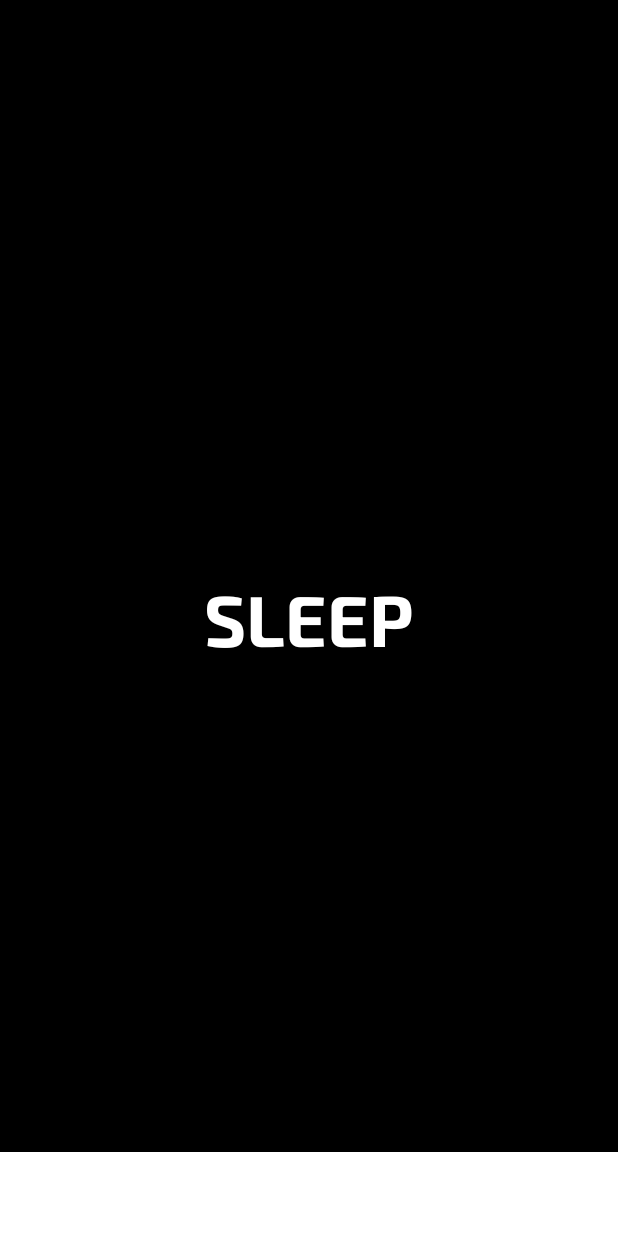
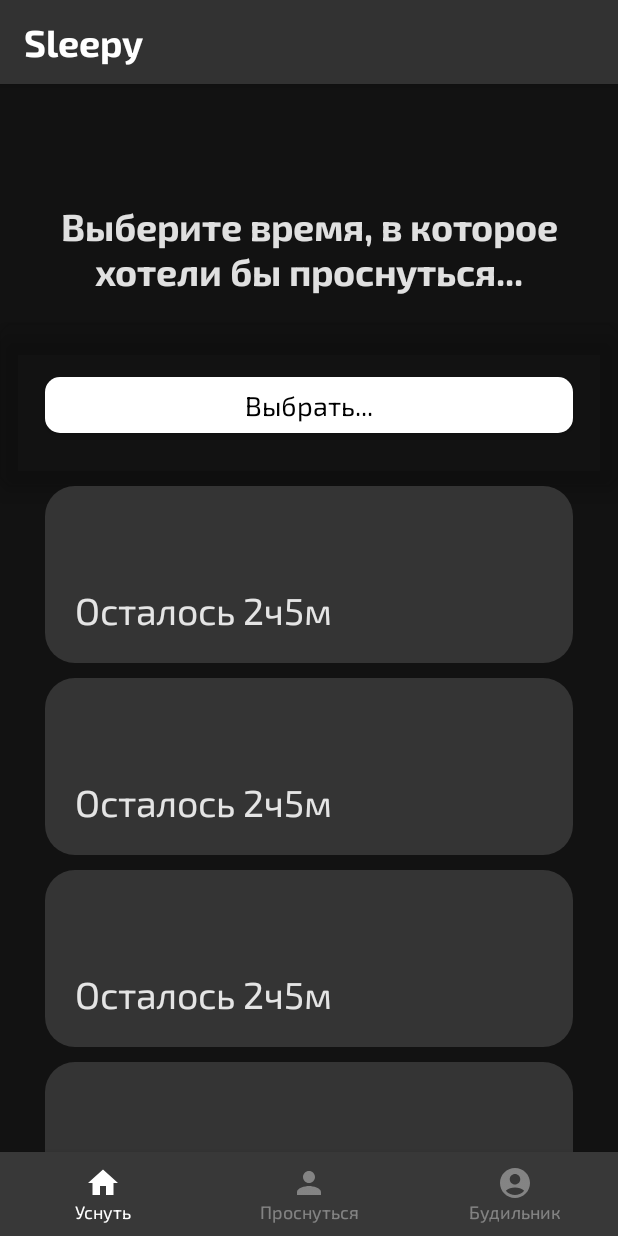
Before and after one commit to Konstkonst55/Sleepy_JC, an Android app built with Jetpack Compose: the screen it shows after launch (MainActivity), on a phone screen of 412 x 824 dp. Run offline under Robolectric (Android 15) with nearby library versions, the phone set to English and light mode, and no system bars; our stand-ins replace accompanist.

Commit message:
Написана верстка для модуля расчета времени засыпания

```diff
--- a/app/build.gradle
+++ b/app/build.gradle
@@ -4,7 +4,7 @@ plugins {
 }
 
 android {
-    compileSdk 32
+    compileSdk = 32
 
     defaultConfig {
         applicationId "com.example.sleepy_jc"
@@ -64,4 +64,5 @@ dependencies {
     debugImplementation "androidx.compose.ui:ui-tooling:$compose_version"
 
     implementation "androidx.navigation:navigation-compose:2.4.2"
+    implementation "com.google.accompanist:accompanist-systemuicontroller:0.24.6-alpha"
 }
--- a/app/src/main/java/com/example/sleepy_jc/MainActivity.kt
+++ b/app/src/main/java/com/example/sleepy_jc/MainActivity.kt
@@ -3,35 +3,42 @@ package com.example.sleepy_jc
 import android.os.Bundle
 import androidx.activity.ComponentActivity
 import androidx.activity.compose.setContent
-import androidx.compose.material.MaterialTheme
-import androidx.compose.material.Surface
-import androidx.compose.material.Text
+import androidx.compose.material.*
 import androidx.compose.runtime.Composable
+import androidx.compose.runtime.SideEffect
+import androidx.compose.ui.graphics.Color
 import androidx.compose.ui.tooling.preview.Preview
+import androidx.core.content.res.ResourcesCompat
+import com.example.sleepy_jc.modules.module_navigation.MainScreen
+import com.example.sleepy_jc.ui.theme.Bar
+import com.example.sleepy_jc.ui.theme.Black
 import com.example.sleepy_jc.ui.theme.Sleepy_JCTheme
+import com.google.accompanist.systemuicontroller.rememberSystemUiController
 
 class MainActivity : ComponentActivity() {
     override fun onCreate(savedInstanceState: Bundle?) {
         super.onCreate(savedInstanceState)
         setContent {
             Sleepy_JCTheme {
-                Surface(color = MaterialTheme.colors.background) {
-                    MainScreen()
-                }
+                MainContent()
             }
         }
     }
-}
 
-@Composable
-fun Greeting(name: String) {
-    Text(text = "Hello $name!")
-}
-
-@Preview(showBackground = true)
-@Composable
-fun DefaultPreview() {
-    Sleepy_JCTheme {
-        Greeting("Android")
+    @Composable
+    fun MainContent() {
+        Scaffold(
+            topBar = {
+                TopAppBar(
+                    title = { Text(
+                        "Sleepy",
+                        color = Color.White,
+                        style = MaterialTheme.typography.subtitle1
+                    )},
+                    backgroundColor = Bar
+                )
+            },
+            content = { MainScreen() }
+        )
     }
 }
--- a/app/src/main/java/com/example/sleepy_jc/SleepScreen.kt
+++ /dev/null
@@ -1,36 +0,0 @@
-package com.example.sleepy_jc.modules.module_wake_up_time
-
-import androidx.compose.foundation.background
-import androidx.compose.foundation.layout.Box
-import androidx.compose.foundation.layout.fillMaxSize
-import androidx.compose.material.MaterialTheme
-import androidx.compose.material.Text
-import androidx.compose.runtime.Composable
-import androidx.compose.ui.Alignment
-import androidx.compose.ui.Modifier
-import androidx.compose.ui.graphics.Color
-import androidx.compose.ui.text.font.FontWeight
-import androidx.compose.ui.tooling.preview.Preview
-
-@Composable
-fun SleepScreen() {
-    Box(
-        modifier = Modifier
-            .fillMaxSize()
-            .background(Color.Black),
-        contentAlignment = Alignment.Center
-    ) {
-        Text(
-            text = "SLEEP",
-            fontSize = MaterialTheme.typography.h3.fontSize,
-            fontWeight = FontWeight.Bold,
-            color = Color.White
-        )
-    }
-}
-
-@Composable
-@Preview
-fun SleepScreenPreview() {
-    SleepScreen()
-}
--- a/app/src/main/java/com/example/sleepy_jc/AlarmScreen.kt
+++ b/app/src/main/java/com/example/sleepy_jc/modules/module_alarm/presentation/AlarmScreen.kt
@@ -1,4 +1,4 @@
-package com.example.sleepy_jc
+package com.example.sleepy_jc.modules.module_alarm.presentation
 
 import androidx.compose.foundation.background
 import androidx.compose.foundation.layout.Box
--- a/app/src/main/java/com/example/sleepy_jc/BottomBarScreen.kt
+++ b/app/src/main/java/com/example/sleepy_jc/modules/module_navigation/BottomBarScreen.kt
@@ -1,11 +1,13 @@
-package com.example.sleepy_jc
+package com.example.sleepy_jc.modules.module_navigation
 
 import androidx.compose.material.icons.Icons
 import androidx.compose.material.icons.filled.AccountCircle
 import androidx.compose.material.icons.filled.Home
 import androidx.compose.material.icons.filled.Person
+import androidx.compose.runtime.Composable
 import androidx.compose.ui.graphics.vector.ImageVector
-
+import androidx.compose.ui.res.vectorResource
+import com.example.sleepy_jc.R
 
 sealed class BottomBarScreen (
     val route: String,
@@ -15,7 +17,7 @@ sealed class BottomBarScreen (
     object Sleep : BottomBarScreen(
         route = "sleep",
         title = "Уснуть",
-        icon = Icons.Default.Home
+        icon = Icons.Filled.Home
     )
     object Wake : BottomBarScreen(
         route = "wake",
@@ -27,5 +29,4 @@ sealed class BottomBarScreen (
         title = "Будильник",
         icon = Icons.Default.AccountCircle
     )
-
 }
--- a/app/src/main/java/com/example/sleepy_jc/BottomNavGraph.kt
+++ b/app/src/main/java/com/example/sleepy_jc/modules/module_navigation/BottomNavGraph.kt
@@ -1,10 +1,12 @@
-package com.example.sleepy_jc
+package com.example.sleepy_jc.modules.module_navigation
 
 import androidx.compose.runtime.Composable
 import androidx.navigation.NavHostController
 import androidx.navigation.compose.NavHost
 import androidx.navigation.compose.composable
-import com.example.sleepy_jc.modules.module_wake_up_time.SleepScreen
+import com.example.sleepy_jc.modules.module_alarm.presentation.AlarmScreen
+import com.example.sleepy_jc.WakeScreen
+import com.example.sleepy_jc.modules.module_sleep_time.presentation.SleepScreen
 
 @Composable
 fun BottomNavGraph(NavController: NavHostController){
--- a/app/src/main/java/com/example/sleepy_jc/MainScreen.kt
+++ b/app/src/main/java/com/example/sleepy_jc/modules/module_navigation/MainScreen.kt
@@ -1,16 +1,18 @@
-package com.example.sleepy_jc
+package com.example.sleepy_jc.modules.module_navigation
 
-import androidx.compose.animation.slideIn
 import androidx.compose.foundation.layout.RowScope
 import androidx.compose.material.*
 import androidx.compose.runtime.Composable
 import androidx.compose.runtime.getValue
+import androidx.compose.ui.graphics.Color
+import androidx.compose.ui.text.font.FontWeight
 import androidx.navigation.NavDestination
 import androidx.navigation.NavDestination.Companion.hierarchy
 import androidx.navigation.NavGraph.Companion.findStartDestination
 import androidx.navigation.NavHostController
 import androidx.navigation.compose.currentBackStackEntryAsState
 import androidx.navigation.compose.rememberNavController
+import com.example.sleepy_jc.ui.theme.White
 
 @Composable
 fun MainScreen() {
@@ -51,7 +53,10 @@ fun RowScope.AddItem(
 ) {
     BottomNavigationItem(
         label = {
-            Text(text = screen.title)
+            Text(
+                text = screen.title,
+                style = MaterialTheme.typography.body2
+            )
         },
         icon = {
             Icon(
@@ -65,8 +70,11 @@ fun RowScope.AddItem(
         unselectedContentColor = LocalContentColor.current.copy(alpha = ContentAlpha.disabled),
         onClick = {
             navController.navigate(screen.route) {
-                popUpTo(navController.graph.findStartDestination().id)
+                popUpTo(navController.graph.findStartDestination().id){
+                    this.inclusive = true
+                }
                 launchSingleTop = true
+                navController.backQueue.clear()
             }
         }
     )
--- /dev/null
+++ b/app/src/main/java/com/example/sleepy_jc/modules/module_sleep_time/presentation/CardList.kt
@@ -0,0 +1,33 @@
+package com.example.sleepy_jc.modules.module_sleep_time.presentation
+
+import androidx.compose.foundation.layout.*
+import androidx.compose.foundation.lazy.LazyColumn
+import androidx.compose.runtime.Composable
+import androidx.compose.runtime.mutableStateOf
+import androidx.compose.runtime.remember
+import androidx.compose.ui.Modifier
+import androidx.compose.ui.unit.dp
+import java.util.*
+
+@Composable
+fun LazyCardList() {
+    val mCalendar = Calendar.getInstance()
+    val mHour = mCalendar[Calendar.HOUR_OF_DAY]
+    val mMinute = mCalendar[Calendar.MINUTE]
+    val mTime = remember { mutableStateOf("") }
+
+    LazyColumn(
+        Modifier
+            .fillMaxSize()
+    ){
+        item{
+            SleepContent(mTime, mHour, mMinute)
+        }
+        items(20) {
+            Box(Modifier.padding(horizontal = 30.dp, vertical = 0.dp)) {
+                SleepCardItem(title = mTime.value, remaining ="Осталось 2ч5м")
+            }
+            Spacer(modifier = Modifier.height(10.dp))
+        }
+    }
+}
--- /dev/null
+++ b/app/src/main/java/com/example/sleepy_jc/modules/module_sleep_time/presentation/SleepCardItem.kt
@@ -0,0 +1,42 @@
+package com.example.sleepy_jc.modules.module_sleep_time.presentation
+
+import androidx.compose.foundation.layout.*
+import androidx.compose.foundation.shape.RoundedCornerShape
+import androidx.compose.material.Card
+import androidx.compose.material.MaterialTheme
+import androidx.compose.material.Text
+import androidx.compose.runtime.Composable
+import androidx.compose.ui.Modifier
+import androidx.compose.ui.draw.clip
+import androidx.compose.ui.text.font.FontWeight
+import androidx.compose.ui.unit.dp
+import com.example.sleepy_jc.ui.theme.Bar
+import com.example.sleepy_jc.ui.theme.White
+
+@Composable
+fun SleepCardItem(title: String, remaining: String) {
+    Card(
+        modifier = Modifier
+            .fillMaxWidth()
+            .clip(RoundedCornerShape(20.dp)),
+        backgroundColor = Bar,
+        contentColor = White,
+        elevation = 5.dp
+    ) {
+        Column(
+            modifier = Modifier
+                .fillMaxWidth()
+                .padding(20.dp)
+        ) {
+            Text(
+                text = title,
+                style = MaterialTheme.typography.h1
+            )
+            Text(
+                text = remaining,
+                style = MaterialTheme.typography.subtitle1,
+                fontWeight = FontWeight.Normal
+            )
+        }
+    }
+}
--- /dev/null
+++ b/app/src/main/java/com/example/sleepy_jc/modules/module_sleep_time/presentation/SleepContent.kt
@@ -0,0 +1,67 @@
+package com.example.sleepy_jc.modules.module_sleep_time.presentation
+
+import android.app.TimePickerDialog
+import androidx.compose.foundation.layout.*
+import androidx.compose.foundation.shape.RoundedCornerShape
+import androidx.compose.material.Button
+import androidx.compose.material.MaterialTheme
+import androidx.compose.material.Text
+import androidx.compose.runtime.Composable
+import androidx.compose.runtime.MutableState
+import androidx.compose.ui.Alignment
+import androidx.compose.ui.Modifier
+import androidx.compose.ui.draw.shadow
+import androidx.compose.ui.platform.LocalContext
+import androidx.compose.ui.text.style.TextAlign
+import androidx.compose.ui.unit.dp
+
+@Composable
+fun SleepContent(time: MutableState<String>, hour: Int, minute: Int) {
+    val context = LocalContext.current
+    val tp = TimePickerDialog(context,
+        {_, h : Int, m: Int ->
+            time.value = "$h:$m"
+        }, hour, minute, true)
+
+    Box(
+        modifier = Modifier
+            .fillMaxSize(),
+        contentAlignment = Alignment.TopCenter
+    ) {
+        Column(Modifier.fillMaxSize(), horizontalAlignment = Alignment.CenterHorizontally) {
+            Spacer(modifier = Modifier
+                .height(height = 80.dp)
+                .fillMaxWidth()
+            )
+
+            Text(
+                text = "Выберите время, в которое хотели бы проснуться...",
+                style = MaterialTheme.typography.subtitle1,
+                textAlign = TextAlign.Center,
+                modifier = Modifier.padding(horizontal = 20.dp, vertical = 0.dp)
+            )
+
+            Spacer(modifier = Modifier
+                .height(height = 20.dp)
+                .fillMaxWidth()
+            )
+
+            Button(onClick = {
+                tp.show()
+
+            },
+                modifier = Modifier
+                    .shadow(10.dp, RoundedCornerShape(10.dp))
+                    .align(Alignment.CenterHorizontally)
+                    .fillMaxWidth()
+                    .padding(30.dp),
+                shape = RoundedCornerShape(10.dp)
+            ) {
+                Text(
+                    text = "Выбрать...",
+                    style = MaterialTheme.typography.body1
+                )
+            }
+        }
+    }
+}
--- /dev/null
+++ b/app/src/main/java/com/example/sleepy_jc/modules/module_sleep_time/presentation/SleepScreen.kt
@@ -0,0 +1,8 @@
+package com.example.sleepy_jc.modules.module_sleep_time.presentation
+
+import androidx.compose.runtime.Composable
+
+@Composable
+fun SleepScreen() {
+    LazyCardList()
+}
--- a/app/src/main/java/com/example/sleepy_jc/ui/theme/Color.kt
+++ b/app/src/main/java/com/example/sleepy_jc/ui/theme/Color.kt
@@ -4,3 +4,4 @@ import androidx.compose.ui.graphics.Color
 
 val Black = Color(0xFF000000)
 val White = Color(0xFFffffff)
+val Bar = Color(0xFF1D1D1D)
--- a/app/src/main/java/com/example/sleepy_jc/ui/theme/Theme.kt
+++ b/app/src/main/java/com/example/sleepy_jc/ui/theme/Theme.kt
@@ -8,8 +8,11 @@ import androidx.compose.runtime.Composable
 import androidx.compose.ui.graphics.Color
 
 private val DarkColorPalette = darkColors(
-    primary = Black,
-    secondary = White
+    primary = White,
+    secondary = White,
+    primaryVariant = White,
+    secondaryVariant = White,
+    surface = Bar,
 )
 
 private val LightColorPalette = lightColors(
@@ -18,11 +21,11 @@ private val LightColorPalette = lightColors(
 )
 
 @Composable
-fun Sleepy_JCTheme(darkTheme: Boolean = isSystemInDarkTheme(), content: @Composable() () -> Unit) {
+fun Sleepy_JCTheme(darkTheme: Boolean = isSystemInDarkTheme(), content: @Composable () -> Unit) {
     val colors = if (darkTheme) {
         DarkColorPalette
     } else {
-        LightColorPalette
+        DarkColorPalette
     }
 
     MaterialTheme(
--- a/app/src/main/java/com/example/sleepy_jc/ui/theme/Type.kt
+++ b/app/src/main/java/com/example/sleepy_jc/ui/theme/Type.kt
@@ -31,10 +31,21 @@ val Typography = Typography(
     h1 = TextStyle(
         fontFamily = appFontFamily,
         fontWeight = FontWeight.Bold,
-        fontSize = 16.sp
+        fontSize = 40.sp
     ),
     body1 = TextStyle(
         fontFamily = appFontFamily,
-        fontWeight = FontWeight.Normal
+        fontWeight = FontWeight.Normal,
+        fontSize = 18.sp
+    ),
+    body2 = TextStyle(
+        fontFamily = appFontFamily,
+        fontWeight = FontWeight.Normal,
+        fontSize = 12.sp
+    ),
+    subtitle1 = TextStyle(
+        fontFamily = appFontFamily,
+        fontWeight = FontWeight.Bold,
+        fontSize = 25.sp
     )
 )
--- a/app/src/main/res/values-night/themes.xml
+++ b/app/src/main/res/values-night/themes.xml
@@ -2,15 +2,21 @@
     <!-- Base application theme. -->
     <style name="Theme.Sleepy_JC" parent="Theme.MaterialComponents.DayNight.DarkActionBar">
         <!-- Primary brand color. -->
-        <item name="colorPrimary">@color/purple_200</item>
-        <item name="colorPrimaryVariant">@color/purple_700</item>
-        <item name="colorOnPrimary">@color/black</item>
+        <item name="colorPrimary">#FFFFFF</item>
+        <item name="colorPrimaryVariant">@color/white</item>
+        <item name="colorOnPrimary">@color/white</item>
+        <item name="android:textColor">@color/white</item>
         <!-- Secondary brand color. -->
-        <item name="colorSecondary">@color/teal_200</item>
-        <item name="colorSecondaryVariant">@color/teal_200</item>
-        <item name="colorOnSecondary">@color/black</item>
+        <item name="colorSecondary">@color/white</item>
+        <item name="colorSecondaryVariant">@color/white</item>
+        <item name="colorOnSecondary">@color/white</item>
         <!-- Status bar color. -->
-        <item name="android:statusBarColor" tools:targetApi="l">?attr/colorPrimaryVariant</item>
+        <item name="android:statusBarColor" tools:targetApi="l">@color/black</item>
         <!-- Customize your theme here. -->
+        <item name="android:textColorPrimary">@color/white</item>
+        <item name="android:colorControlNormal">@color/white</item>
+        <item name="android:textColorSecondary">@color/white </item>
+        <item name="android:divider">@color/white</item>
+        <item name="navigationIconTint">@color/white</item>
     </style>
 </resources>
--- a/app/src/main/res/values/strings.xml
+++ b/app/src/main/res/values/strings.xml
@@ -1,3 +1,3 @@
 <resources>
-    <string name="app_name">Sleepy_JC</string>
+    <string name="app_name">Sleepy</string>
 </resources>
--- a/app/src/main/res/values/themes.xml
+++ b/app/src/main/res/values/themes.xml
@@ -2,12 +2,12 @@
     <!-- Base application theme. -->
     <style name="Theme.Sleepy_JC" parent="Theme.MaterialComponents.DayNight.DarkActionBar">
         <!-- Primary brand color. -->
-        <item name="colorPrimary">@color/purple_500</item>
-        <item name="colorPrimaryVariant">@color/purple_700</item>
+        <item name="colorPrimary">@color/white</item>
+        <item name="colorPrimaryVariant">@color/black</item>
         <item name="colorOnPrimary">@color/white</item>
         <!-- Secondary brand color. -->
-        <item name="colorSecondary">@color/teal_200</item>
-        <item name="colorSecondaryVariant">@color/teal_700</item>
+        <item name="colorSecondary">@color/black</item>
+        <item name="colorSecondaryVariant">@color/white</item>
         <item name="colorOnSecondary">@color/black</item>
         <!-- Status bar color. -->
         <item name="android:statusBarColor" tools:targetApi="l">?attr/colorPrimaryVariant</item>
@@ -22,4 +22,5 @@
     <style name="Theme.Sleepy_JC.AppBarOverlay" parent="ThemeOverlay.AppCompat.Dark.ActionBar" />
 
     <style name="Theme.Sleepy_JC.PopupOverlay" parent="ThemeOverlay.AppCompat.Light" />
+
 </resources>
--- a/build.gradle
+++ b/build.gradle
@@ -8,7 +8,7 @@ buildscript {
         mavenCentral()
     }
     dependencies {
-        classpath "com.android.tools.build:gradle:7.0.3"
+        classpath "com.android.tools.build:gradle:7.0.4"
         classpath "org.jetbrains.kotlin:kotlin-gradle-plugin:1.5.21"
 
         // NOTE: Do not place your application dependencies here; they belong
```
Also changed, not shown: app/src/main/java/com/example/sleepy_jc/modules/module_wake_up_time/presentation/WakeScreen.kt (renamed from app/src/main/java/com/example/sleepy_jc/WakeScreen.kt).
